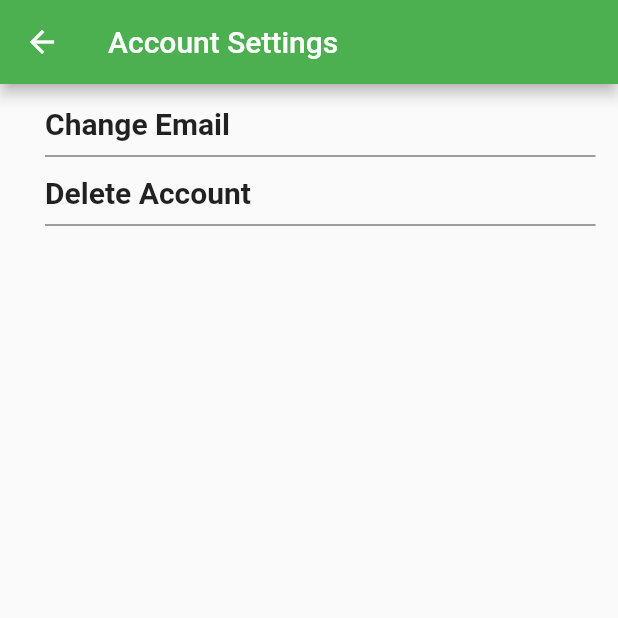
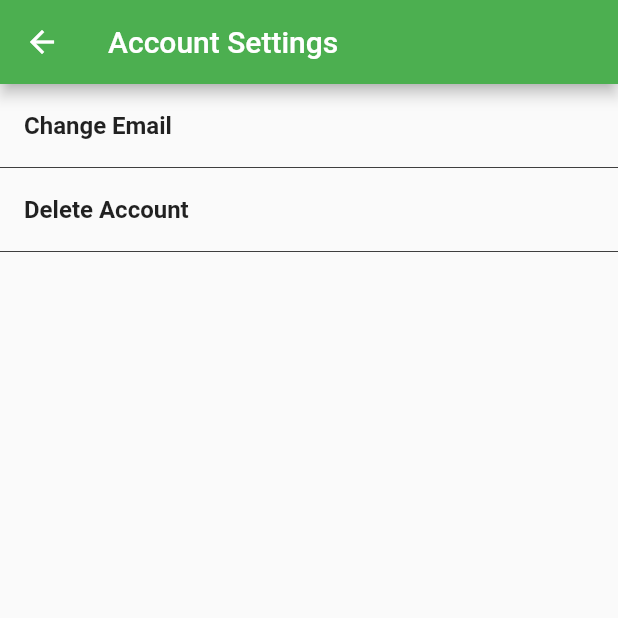
Before and after one commit to Festus1440/platebeacon_app, a Flutter app: the AccountSettingsDetails screen opened directly, on a phone screen of 412 x 824 dp, the top half of it. Run offline on Flutter 3.47's test engine with Material 2 defaults, Android fonts, the phone set to English and light mode, and no system bars; our stand-ins replace cloud_firestore, firebase_auth, google_maps_flutter, location; missing offline and left inert: flutter_polyline_points, google_map_polyline; accounts and stored records are empty.

Commit message:
notification work g changed some stuff in settings restaurant

```diff
--- a/lib/accountsettings.dart
+++ b/lib/accountsettings.dart
@@ -86,40 +86,36 @@ class _AccountDetailsState extends State<AccountSettingsDetails> {
         child: Column(
           children: <Widget>[
             Container(
-              margin: EdgeInsets.only(top: 15.0, left: 30.0, right: 15.0),
+              //margin: EdgeInsets.only(top: 15.0, left: 30.0, right: 15.0),
               child: Column(
                 children: <Widget>[
-                  Container(
-                    alignment: Alignment.topLeft,
-                    child: GestureDetector(
-                      child: Text(
+                  ListTile(
+                    //contentPadding: EdgeInsets.only(left: 20.0, right: 30.0),
+                    title: Text(
                       "Change Email",
                       style: TextStyle(
-                          fontSize: 20.0,
                         fontWeight: FontWeight.bold,
                       ),
                     ),
-                    ),
+                    onTap: () {
+                    },
                   ),
                   Divider(
-                    height: 20.0,
+                    height: 0.0,
                     thickness: 0.5,
                     color: Colors.black,
                     indent: 0.0,
                     endIndent: 0.0,
                   ),
-                  Container(
-                    alignment: Alignment.topLeft,
-                    padding: EdgeInsets.only(top: 3.0, left: 0.0, right: 15.0),
-                    child: GestureDetector(
-                      child: Text(
+                  ListTile(
+                    //contentPadding: EdgeInsets.only(left: 20.0, right: 30.0),
+                    title: Text(
                       "Delete Account",
-                        //semanticsLabel: tappedYes.toString(),
                       style: TextStyle(
-                          fontSize: 20.0,
                         fontWeight: FontWeight.bold,
                       ),
                     ),
+                    //subtitle: Text("Change your name,description and profile photo."),
                     onTap: () async {
                       FirebaseUser user;
                       switch (role) {
@@ -179,9 +175,8 @@ class _AccountDetailsState extends State<AccountSettingsDetails> {
                          */
                     },
                   ),
-                  ),
                   Divider(
-                    height: 20.0,
+                    height: 0.0,
                     thickness: 0.5,
                     color: Colors.black,
                     indent: 0.0,
```
Lines whose indentation alone changed are shown as unchanged.
